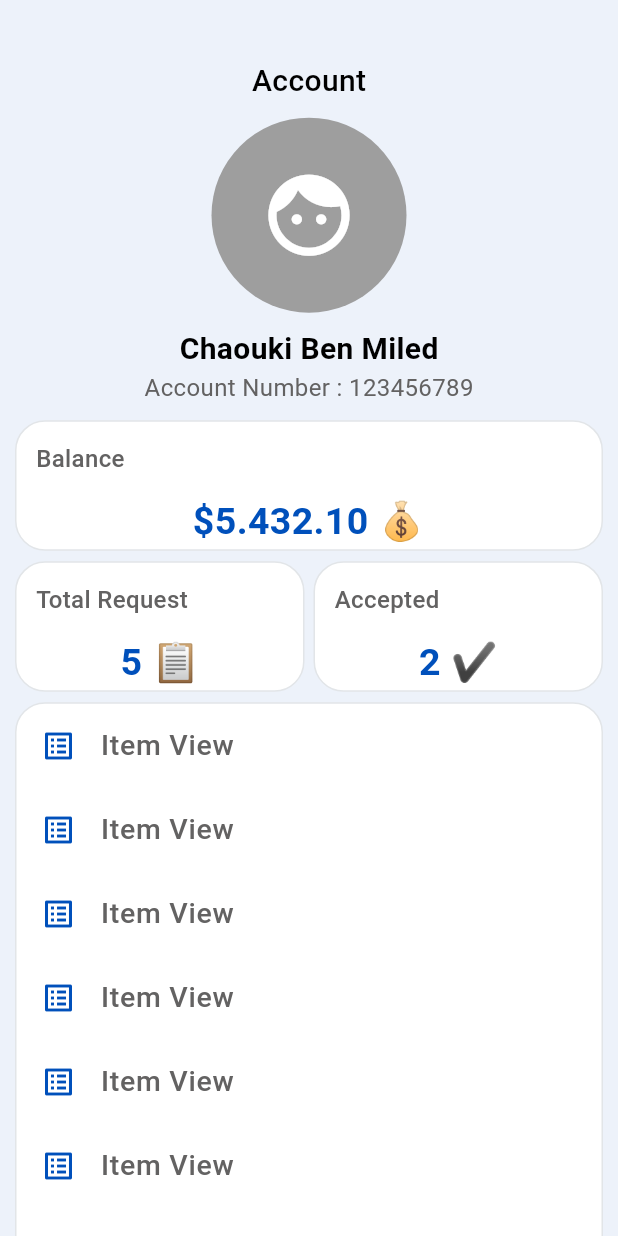
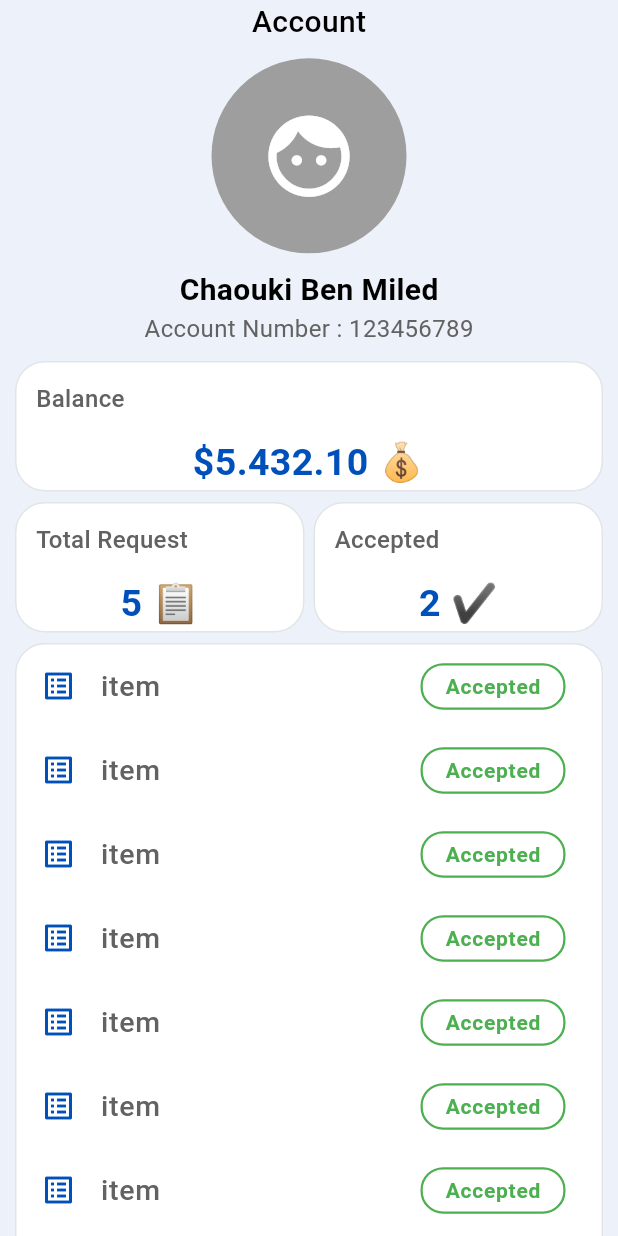
Before and after one commit to Chaouki-BM/Bank-Credit, a Flutter app: the HomeView screen opened by its route, on a phone screen of 412 x 824 dp. Run offline on Flutter 3.47's test engine with Material 3 defaults, Android fonts, the phone set to English and light mode, and no system bars; our stand-ins replace animated_text_kit, dots_indicator, flutter_svg, font_awesome_flutter, supabase_flutter; accounts and stored records are empty; Roboto replaces fonts that are missing (Poppins).

Commit message:
fix scroll view item

```diff
--- a/lib/features/home/presentation/home_view.dart
+++ b/lib/features/home/presentation/home_view.dart
@@ -6,6 +6,6 @@ class HomeView extends StatelessWidget {
 
   @override
   Widget build(BuildContext context) {
-    return Scaffold(body: HomeBody());
+    return Scaffold(body: SafeArea(child: HomeBody()));
   }
 }
--- a/lib/features/home/presentation/widgets/home_body.dart
+++ b/lib/features/home/presentation/widgets/home_body.dart
@@ -16,7 +16,6 @@ class HomeBody extends StatelessWidget {
         Center(
           child: Column(
             children: [
-              SizedBox(height: SizeConfig.defaultsize! * 4),
               Text(
                 S.of(context).account,
                 style: TextStyle(
@@ -115,7 +114,8 @@ class HomeBody extends StatelessWidget {
                 children: [
                   ...List.generate(
                     20,
-                    (index) => ScrollViewItem(),
+                    (index) =>
+                        ScrollViewItem(TextItem: 'item', Status: 'Accepted'),
                     //ListTile(title: Text("Item ${index + 1}")),
                   ),
                 ],
--- a/lib/features/home/presentation/widgets/scroll_view_item.dart
+++ b/lib/features/home/presentation/widgets/scroll_view_item.dart
@@ -1,13 +1,45 @@
+import 'package:bankcredit/generated/l10n.dart';
 import 'package:flutter/material.dart';
 
 class ScrollViewItem extends StatelessWidget {
-  const ScrollViewItem({super.key});
+  const ScrollViewItem({
+    super.key,
+    required this.TextItem,
+    required this.Status,
+  });
+  final String TextItem;
+  final String Status;
+  Color _getStatusColor(String Status) {
+    switch (Status.toLowerCase()) {
+      case 'accepted':
+        return Colors.green;
+      case 'pending':
+        return Colors.orange;
+      case 'refused':
+        return Colors.red;
+      default:
+        return Colors.grey;
+    }
+  }
+
+  String _translateStatus(BuildContext context, String Status) {
+    switch (Status.toLowerCase()) {
+      case 'accepted':
+        return S.of(context).accepted;
+      case 'pending':
+        return S.of(context).pending;
+      case 'refused':
+        return S.of(context).refused;
+      default:
+        return "!";
+    }
+  }
 
   @override
   Widget build(BuildContext context) {
     return ListTile(
       title: Text(
-        "Item View",
+        TextItem,
         style: TextStyle(
           fontSize: 19,
           fontFamily: "Poppins",
@@ -19,6 +51,24 @@ class ScrollViewItem extends StatelessWidget {
         Icons.list_alt,
         color: Theme.of(context).colorScheme.primary,
       ),
+      trailing: Container(
+        padding: EdgeInsets.symmetric(horizontal: 15, vertical: 4),
+        decoration: BoxDecoration(
+          border: Border.all(color: _getStatusColor(Status), width: 1.5),
+          borderRadius: BorderRadius.circular(15),
+
+          color: Colors.transparent,
+        ),
+
+        child: Text(
+          _translateStatus(context, Status),
+          style: TextStyle(
+            color: _getStatusColor(Status),
+            fontWeight: FontWeight.bold,
+            fontSize: 14,
+          ),
+        ),
+      ),
     );
   }
 }
--- a/lib/l10n/intl_ar.arb
+++ b/lib/l10n/intl_ar.arb
@@ -20,5 +20,7 @@
   "enterNumber": "أدخل رقمك",
   "enterAddress": "أدخل عنوانك",
   "enterName": "أدخل اسمك",
-  "login": "تسجيل الدخول"
+  "login": "تسجيل الدخول",
+  "refused":"مرفوض",
+  "pending":"قيد الانتظار"
 }
--- a/lib/l10n/intl_en.arb
+++ b/lib/l10n/intl_en.arb
@@ -20,5 +20,7 @@
     "enterNumber": "Enter your number",
     "enterAddress": "Enter your address",
     "enterName": "Enter your name",
-    "login": "Login"
+    "login": "Login",
+    "refused":"Refused",
+    "pending":"Pending"
 }
--- a/lib/l10n/intl_fr.arb
+++ b/lib/l10n/intl_fr.arb
@@ -20,5 +20,7 @@
   "enterNumber": "Entrez votre numéro",
   "enterAddress": "Entrez votre adresse",
   "enterName": "Entrez votre nom",
-  "login": "Se connecter"
+  "login": "Se connecter",
+  "refused":"Refusé",
+  "pending":"En attente"
 }
```
Also changed, not shown: lib/generated/intl/messages_ar.dart, lib/generated/intl/messages_en.dart, lib/generated/intl/messages_fr.dart, lib/generated/l10n.dart.
